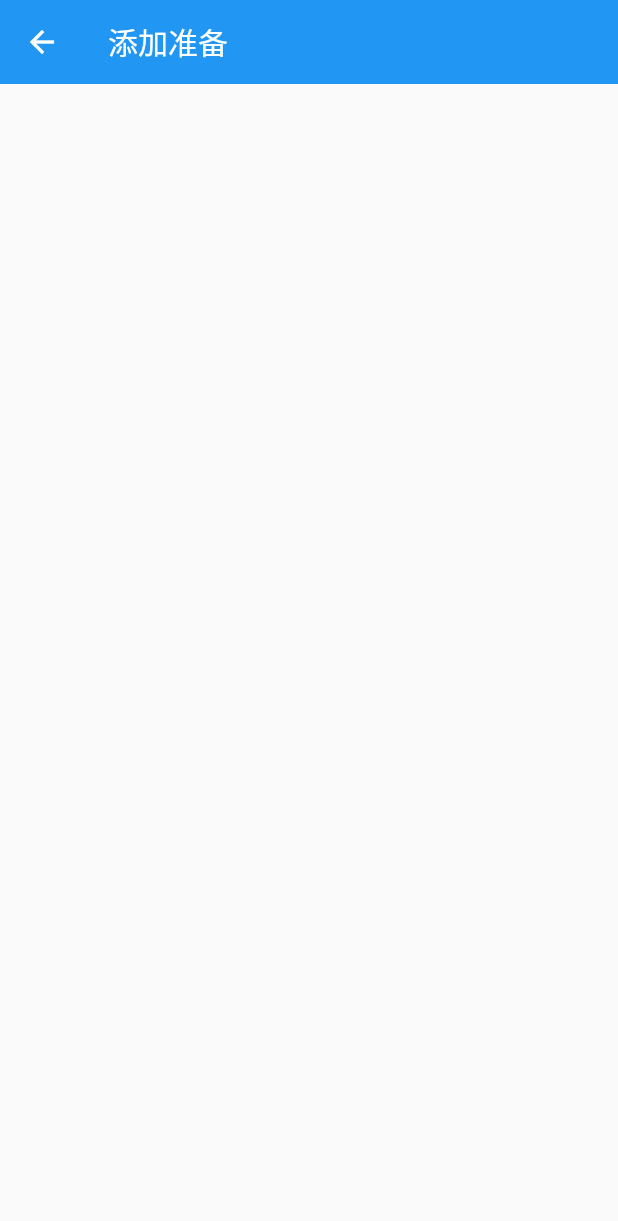
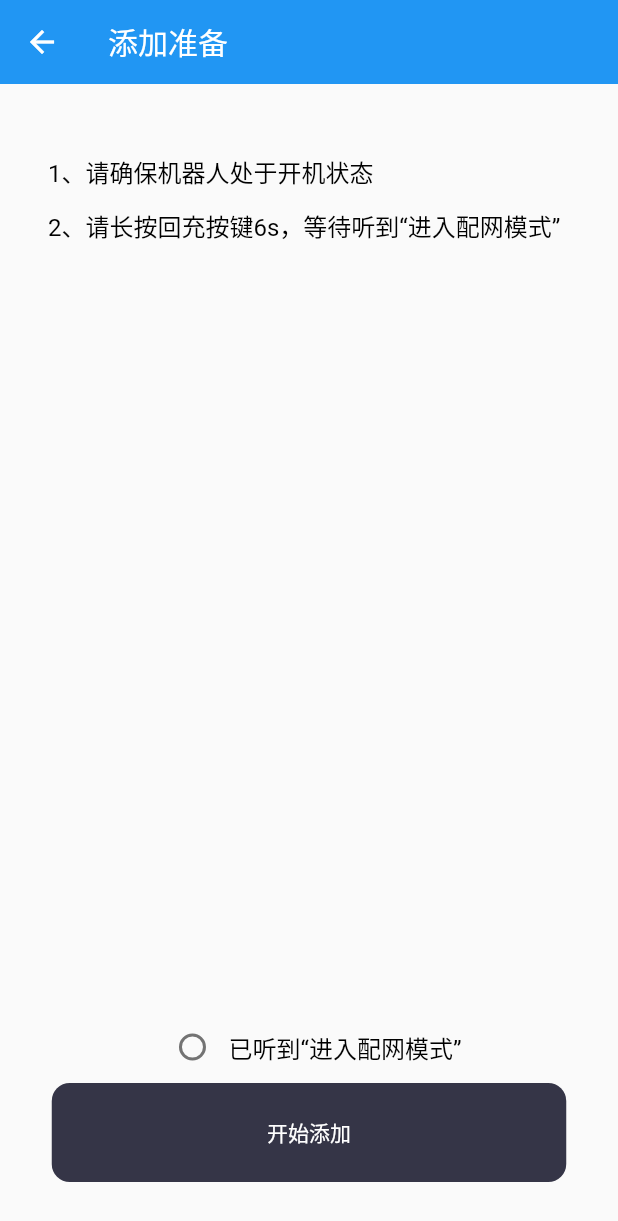
Before and after one commit to dddddl/diagnosis_tool, a Flutter app: the screen it shows after launch, after a tap on "添加设备", on a phone screen of 412 x 824 dp. Shown: the top 1221 px of the screen. Run offline on Flutter 3.47's test engine with Material 2 defaults, Android fonts, the phone set to English and light mode, and no system bars; our stand-ins replace device_info_plus, flutter_blue_plus, flutter_screenutil, flutter_spinkit, flutter_svg, freezed_annotation and 3 more; missing offline and left inert: stratosfy_esp_ble_provisioning; generated files the repository leaves out were written again.

Commit message:
feat: 权限申请

```diff
--- a/lib/page/config/prepare/prepare_page.dart
+++ b/lib/page/config/prepare/prepare_page.dart
@@ -1,5 +1,8 @@
+import 'package:diagnosis_tool/common/text_style.dart';
+import 'package:diagnosis_tool/page/config/prepare/prepare_provider.dart';
 import 'package:flutter/cupertino.dart';
 import 'package:flutter/material.dart';
+import 'package:go_router/go_router.dart';
 import 'package:hooks_riverpod/hooks_riverpod.dart';
 
 class PreparePage extends ConsumerStatefulWidget {
@@ -24,6 +27,88 @@ class PrepareConsumerState extends ConsumerState {
         elevation: 0,
         title: const Text('添加准备'),
       ),
+      body: Container(
+        padding: const EdgeInsets.all(16),
+        child: Column(
+          children: [
+            Align(
+              alignment: Alignment.centerLeft,
+              child: Container(
+                margin: const EdgeInsets.fromLTRB(16, 30, 0, 0),
+                child: Text(
+                  "1、请确保机器人处于开机状态",
+                  style: commonStyle(),
+                  textAlign: TextAlign.start,
+                ),
+              ),
+            ),
+            Align(
+              alignment: Alignment.centerLeft,
+              child: Container(
+                margin: const EdgeInsets.fromLTRB(16, 12, 0, 0),
+                child: Text(
+                  "2、请长按回充按键6s，等待听到“进入配网模式”",
+                  style: commonStyle(),
+                  textAlign: TextAlign.start,
+                ),
+              ),
+            ),
+            const Expanded(child: SizedBox()),
+            Row(
+              mainAxisAlignment: MainAxisAlignment.center,
+              children: [
+                Checkbox(
+                  value: ref
+                      .watch(prepareProvider.select((value) => value.checked)),
+                  onChanged: (value) {
+                    ref.read(prepareProvider.notifier).updateChecked(value!);
+                  },
+                  shape: const CircleBorder(),
+                  activeColor: const Color(0XFF274DFD),
+                ),
+                Text(
+                  "已听到“进入配网模式”",
+                  style: commonStyle(),
+                  textAlign: TextAlign.center,
+                )
+              ],
+            ),
+            Padding(
+                padding: const EdgeInsets.fromLTRB(0, 0, 0, 20),
+                child: TextButton(
+                  onPressed: () {
+                    if (!ref.watch(
+                        prepareProvider.select((value) => value.checked))) {
+                      print('checked false');
+                      return;
+                    }
+
+                    print('checked true');
+
+                    ref
+                        .read(prepareProvider.notifier)
+                        .isPermissionGranted()
+                        .then((value) {
+                      if (value) {
+                        context.push('/scan');
+                      } else {
+                        ref.read(prepareProvider.notifier).requestPermissions();
+                      }
+                    });
+                  },
+                  style: ButtonStyle(
+                    backgroundColor:
+                        MaterialStateProperty.all(Color(0xFF353547)),
+                    foregroundColor: MaterialStateProperty.all(Colors.white),
+                    shape: MaterialStateProperty.all(RoundedRectangleBorder(
+                        borderRadius: BorderRadius.circular(12))),
+                    fixedSize: MaterialStateProperty.all(Size(343, 66)),
+                  ),
+                  child: const Text("开始添加"),
+                )),
+          ],
+        ),
+      ),
     );
   }
 }
```
Also changed, not shown: lib/page/config/prepare/prepare_provider.dart (+63 -12 lines).
